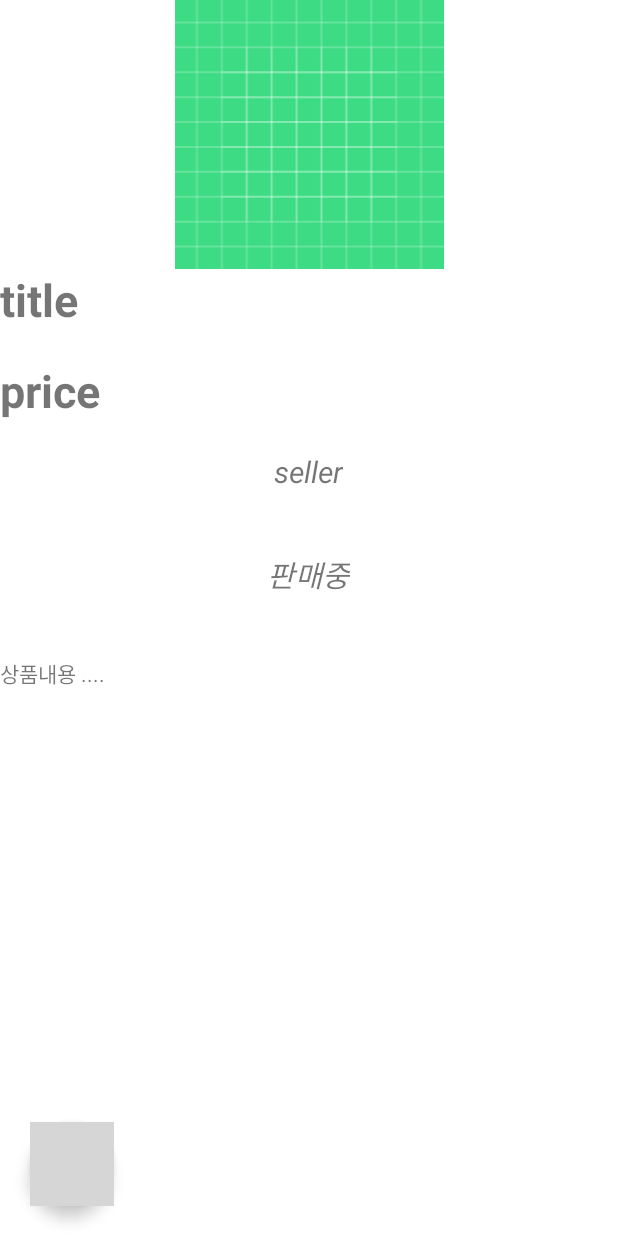
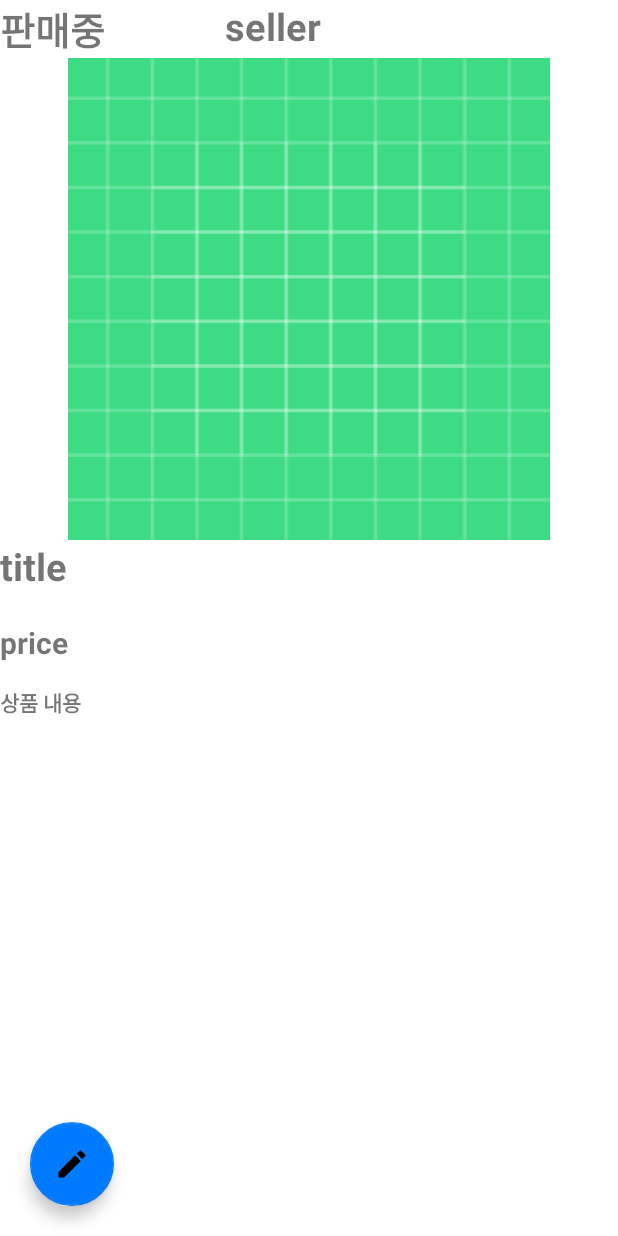
Before and after one commit to Mumbed/WonJoKwon, an Android app: the layout fragment_item_view.xml on its own in the app's theme, with its tools: preview values and no code run, on a phone screen of 412 x 824 dp. Run offline under Robolectric (Android 15) with nearby library versions, the phone set to English and light mode, and no system bars; grey boxes are pictures that could not be loaded.

Commit message:
Version1.8 add reply change many design... plz check

```diff
--- a/app/src/main/java/com/example/wonjokwon/MainActivity.kt
+++ b/app/src/main/java/com/example/wonjokwon/MainActivity.kt
@@ -245,23 +245,27 @@ class MainActivity : AppCompatActivity(){
 
     override fun onResume() {
         super.onResume()
+
         updateList()
     }
 
     override fun onBackPressed() {
         super.onBackPressed()
+
         updateList()
 
     }
 
     override fun onStart() {
         super.onStart()
+
         updateList()
 
     }
 
     override fun onStop() {
         super.onStop()
+
         updateList()
     }
     private fun updateList() {
--- a/app/src/main/res/drawable/_bg__selected_true__state_enabled__icon_true_shape.xml
+++ b/app/src/main/res/drawable/_bg__selected_true__state_enabled__icon_true_shape.xml
@@ -3,5 +3,5 @@
 <shape xmlns:android="http://schemas.android.com/apk/res/android"
 	android:shape="rectangle" >
 	<corners android:radius="100dp" />
-	<solid android:color="@color/link_color" />
+	<solid android:color="@color/blue" />
 </shape>
--- /dev/null
+++ b/app/src/main/res/drawable/baseline_edit_24.xml
@@ -0,0 +1,5 @@
+<vector android:height="24dp" android:tint="#000000"
+    android:viewportHeight="24" android:viewportWidth="24"
+    android:width="24dp" xmlns:android="http://schemas.android.com/apk/res/android">
+    <path android:fillColor="@android:color/white" android:pathData="M3,17.25V21h3.75L17.81,9.94l-3.75,-3.75L3,17.25zM20.71,7.04c0.39,-0.39 0.39,-1.02 0,-1.41l-2.34,-2.34c-0.39,-0.39 -1.02,-0.39 -1.41,0l-1.83,1.83 3.75,3.75 1.83,-1.83z"/>
+</vector>
--- /dev/null
+++ b/app/src/main/res/drawable/baseline_upload_24.xml
@@ -0,0 +1,5 @@
+<vector android:height="24dp" android:tint="#000000"
+    android:viewportHeight="24" android:viewportWidth="24"
+    android:width="24dp" xmlns:android="http://schemas.android.com/apk/res/android">
+    <path android:fillColor="@android:color/white" android:pathData="M5,20h14v-2H5V20zM5,10h4v6h6v-6h4l-7,-7L5,10z"/>
+</vector>
--- a/app/src/main/res/drawable/menu_selector_color.xml
+++ b/app/src/main/res/drawable/menu_selector_color.xml
@@ -1,7 +1,7 @@
 <?xml version="1.0" encoding="utf-8"?>
 <selector xmlns:android="http://schemas.android.com/apk/res/android">
 
-    <item android:color="#0000ff" android:state_checked="true" />
+    <item android:color="@color/blue" android:state_checked="true" />
     <item android:color="#ff708090" android:state_checked="false" />
 
 
--- a/app/src/main/res/layout/fragment_item_view.xml
+++ b/app/src/main/res/layout/fragment_item_view.xml
@@ -15,10 +15,36 @@
         >
 
 
+        <LinearLayout
+            android:layout_width="match_parent"
+            android:layout_height="match_parent"
+            android:orientation="horizontal"
+            >
+
+            <TextView
+                android:id="@+id/status"
+                android:layout_width="wrap_content"
+                android:layout_height="match_parent"
+                android:layout_gravity="center"
+                android:text="판매중"
+                android:textSize="25dp"
+                android:textStyle="bold" />
+
+            <TextView
+                android:id="@+id/sellerid"
+                android:layout_width="wrap_content"
+                android:layout_height="match_parent"
+                android:layout_gravity="center"
+                android:layout_marginLeft="80dp"
+                android:text="seller"
+                android:textSize="25dp"
+                android:textStyle="bold" />
+        </LinearLayout>
+
         <ImageView
             android:id="@+id/itemImageView"
-            android:layout_width="204dp"
-            android:layout_height="179dp"
+            android:layout_width="411dp"
+            android:layout_height="321dp"
             android:layout_gravity="center"
             android:src="@drawable/ic_launcher_background" />
 
@@ -26,50 +52,28 @@
             android:id="@+id/ItemTitle"
             android:layout_width="wrap_content"
             android:layout_height="match_parent"
-            android:textSize="30dp"
+            android:textSize="25dp"
             android:textStyle="bold"
             android:text="title" />
-        android:id="@+id/ItemTitle"
-        android:layout_width="wrap_content"
-        android:layout_height="match_parent"
-        android:textSize="30dp"
-        android:textStyle="bold"
-        android:text="title" />
+
         <TextView
             android:id="@+id/ItemPrice"
             android:layout_width="wrap_content"
             android:layout_height="match_parent"
             android:layout_marginTop="20dp"
-            android:textSize="30dp"
+            android:textSize="20dp"
             android:textStyle="bold"
+
             android:text="price" />
-        <TextView
-            android:layout_margin="20dp"
-            android:id="@+id/sellerid"
-            android:layout_width="wrap_content"
-            android:layout_height="match_parent"
-            android:textSize="20dp"
-            android:textStyle="italic"
-            android:layout_gravity="center"
-            android:text="seller" />
-        <TextView
-            android:layout_margin="20dp"
-            android:id="@+id/status"
-            android:layout_width="wrap_content"
-            android:layout_height="match_parent"
-            android:textSize="20dp"
-            android:textStyle="italic"
-            android:layout_gravity="center"
-            android:text="판매중" />
 
         <TextView
             android:id="@+id/ItemStory"
-            android:layout_marginTop="20dp"
             android:layout_width="match_parent"
-            android:layout_height="wrap_content"
-            android:text="상품내용 ...."
+            android:layout_height="117dp"
+            android:layout_marginTop="15dp"
+            android:text="상품 내용"
+            android:textStyle="bold"
             />
-
 
     </LinearLayout>
 
@@ -80,7 +84,9 @@
         android:layout_gravity="bottom"
         android:layout_margin="20dp"
         android:clickable="true"
-        tools:src="@tools:sample/avatars" />
+        app:backgroundTint="@color/blue"
+
+        android:src="@drawable/baseline_edit_24" />
 
 
 </FrameLayout>
--- a/app/src/main/res/values/themes.xml
+++ b/app/src/main/res/values/themes.xml
@@ -15,7 +15,7 @@
         <item name="colorSecondaryVariant">@color/teal_700</item>
         <item name="colorOnSecondary">@color/black</item>
         <!-- Status bar color. -->
-        <item name="android:statusBarColor" tools:targetApi="l">?attr/colorPrimaryVariant</item>
+        <item name="android:statusBarColor">@color/blue</item>
         <!-- Customize your theme here. -->
     </style>
     <style name="Theme.WonJoKwon" parent="Base.Theme.WonJoKwon" />
```
Also changed, not shown: app/src/main/java/com/example/wonjokwon/MsgActivity.kt (+120 -33 lines), app/src/main/java/com/example/wonjokwon/MsgRvAdapter.kt (+27 -7 lines), app/src/main/res/layout/activity_main.xml (+5 -2 lines), app/src/main/res/layout/msgdialog2.xml (added, +37 -0 lines), app/src/main/res/layout/rvitem.xml (+5 -3 lines).
